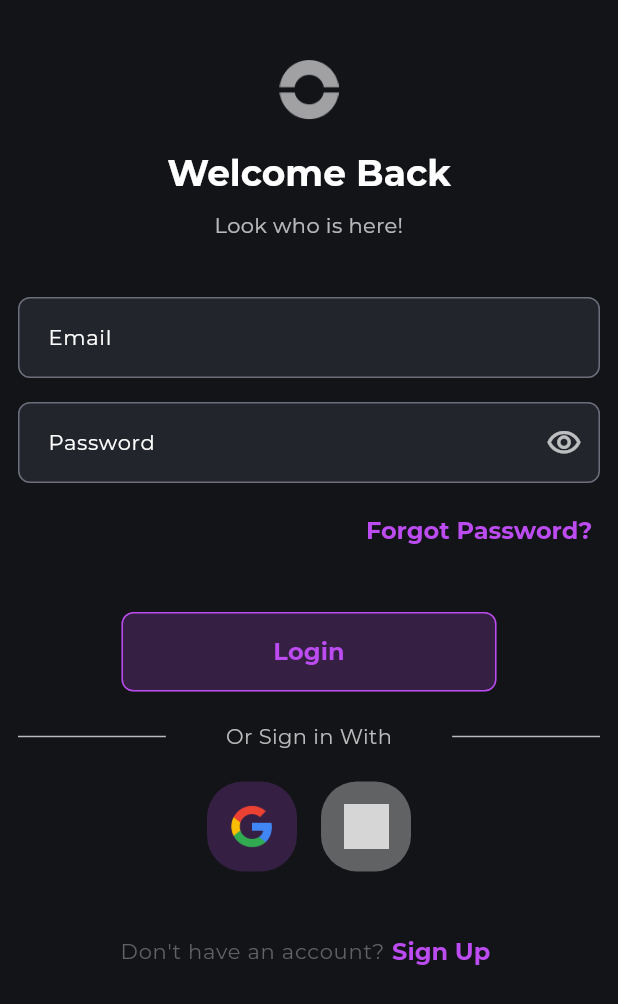
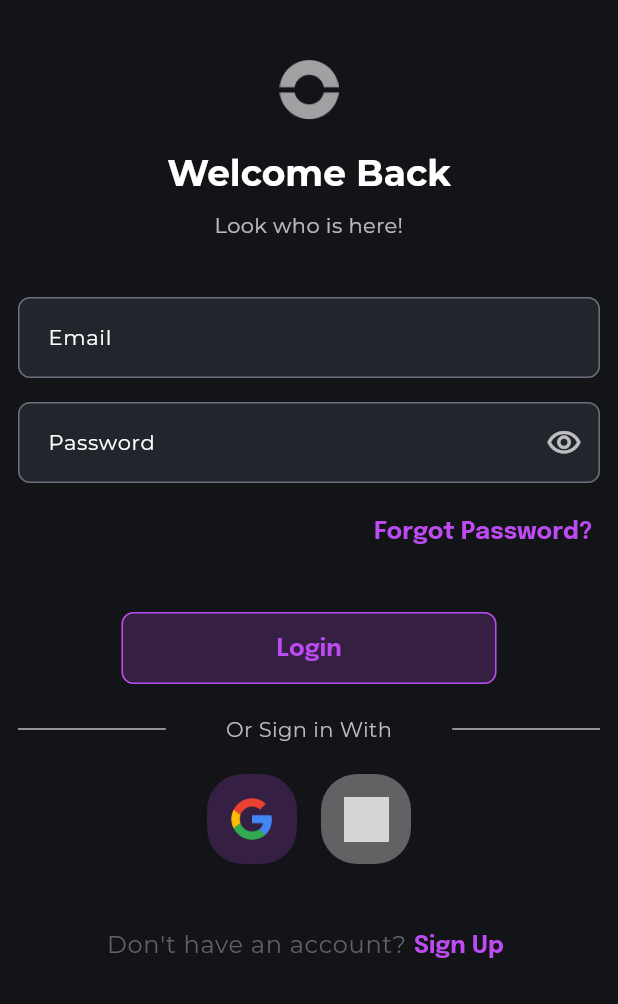
Before and after one commit to italodea/loomi_challenge, a Flutter app: the screen it shows after launch, on a phone screen of 412 x 824 dp. Shown: the top 1004 px of the screen. Run offline on Flutter 3.47's test engine with Material 3 defaults, Android fonts, the light colour scheme and no system bars; our stand-ins replace get, google_fonts; grey boxes are pictures that could not be loaded.

Commit message:
Refactor text styles in CustomDivider and LoginPage; update AppTheme to use separate text themes

```diff
--- a/lib/components/custom_divider.dart
+++ b/lib/components/custom_divider.dart
@@ -16,9 +16,9 @@ class CustomDivider extends StatelessWidget {
             padding: EdgeInsets.symmetric(horizontal: 40),
             child: Text(
               text!,
-              style: Theme.of(context).textTheme.bodyMedium!.merge(
-                TextStyle(color: AppTheme.secondaryColor),
-              ),
+              style: Theme.of(
+                context,
+              ).textTheme.bodyMedium!.copyWith(color: AppTheme.secondaryColor),
             ),
           ),
           Expanded(
--- a/lib/pages/login_page.dart
+++ b/lib/pages/login_page.dart
@@ -120,9 +120,11 @@ class _LoginPageState extends State<LoginPage> {
                     children: [
                       Text(
                         "Don't have an account?",
-                        style: Theme.of(context).textTheme.labelMedium!.merge(
-                          TextStyle(color: AppTheme.secondaryDarkColor),
-                        ),
+                        style: Theme.of(context).textTheme.labelMedium!
+                            .copyWith(
+                              color: AppTheme.secondaryDarkColor,
+                              fontSize: 16,
+                            ),
                       ),
                       CustomTextButton(
                         label: "Sign Up",
--- a/lib/themes/app_theme.dart
+++ b/lib/themes/app_theme.dart
@@ -23,7 +23,7 @@ class AppTheme {
         primary: primaryColor,
         secondary: secondaryColor,
       ),
-      textTheme: textTheme,
+      textTheme: textThemePrimary,
       inputDecorationTheme: inputTheme,
       outlinedButtonTheme: outlinedButtonTheme,
       iconButtonTheme: iconButtonTheme,
@@ -31,9 +31,16 @@ class AppTheme {
     );
   }
 
+  static TextTheme get textThemePrimary {
+    return GoogleFonts.montserratTextTheme(textTheme);
+  }
+
+  static TextTheme get textThemeSecondary {
+    return GoogleFonts.epilogueTextTheme(textTheme);
+  }
+
   static TextTheme get textTheme {
-    return GoogleFonts.montserratTextTheme(
-      const TextTheme(
+    return const TextTheme(
       bodyLarge: TextStyle(color: AppTheme.textColor, fontSize: 16),
       bodyMedium: TextStyle(color: AppTheme.textColorDark, fontSize: 14),
       bodySmall: TextStyle(color: AppTheme.textColorDark, fontSize: 12),
@@ -97,13 +104,12 @@ class AppTheme {
         fontSize: 12,
         fontWeight: FontWeight.w400,
       ),
-      ),
     );
   }
 
   static InputDecorationTheme get inputTheme {
     return InputDecorationTheme(
-      labelStyle: textTheme.labelMedium,
+      labelStyle: textThemePrimary.labelMedium,
       border: OutlineInputBorder(
         borderRadius: BorderRadius.circular(8),
         borderSide: BorderSide(color: borderColor, width: 1),
@@ -123,8 +129,12 @@ class AppTheme {
       filled: true,
       fillColor: backgroundInputColor,
       suffixIconColor: AppTheme.textColorDark,
-      hintStyle: textTheme.bodyMedium!.copyWith(color: AppTheme.textColorDark),
-      errorStyle: textTheme.bodySmall!.copyWith(color: AppTheme.errorColor),
+      hintStyle: textThemePrimary.bodyMedium!.copyWith(
+        color: AppTheme.textColorDark,
+      ),
+      errorStyle: textThemePrimary.bodySmall!.copyWith(
+        color: AppTheme.errorColor,
+      ),
       contentPadding: EdgeInsets.symmetric(vertical: 15, horizontal: 16),
     );
   }
@@ -138,6 +148,7 @@ class AppTheme {
         backgroundColor: AppTheme.primaryDarkColor,
         padding: EdgeInsets.symmetric(vertical: 15, horizontal: 12),
         minimumSize: Size(250, 48),
+        textStyle: textThemeSecondary.labelLarge,
       ),
     );
   }
@@ -146,9 +157,7 @@ class AppTheme {
     return IconButtonThemeData(
       style: IconButton.styleFrom(
         padding: EdgeInsets.all(0),
-        shape: RoundedRectangleBorder(
-          borderRadius: BorderRadius.circular(24),
-        ),
+        shape: RoundedRectangleBorder(borderRadius: BorderRadius.circular(24)),
       ),
     );
   }
@@ -158,7 +167,7 @@ class AppTheme {
       style: TextButton.styleFrom(
         padding: EdgeInsets.symmetric(horizontal: 5),
         foregroundColor: AppTheme.primaryColor,
-        textStyle: textTheme.labelLarge,
+        textStyle: textThemeSecondary.labelLarge,
       ),
     );
   }
```
Lines whose indentation alone changed are shown as unchanged.
